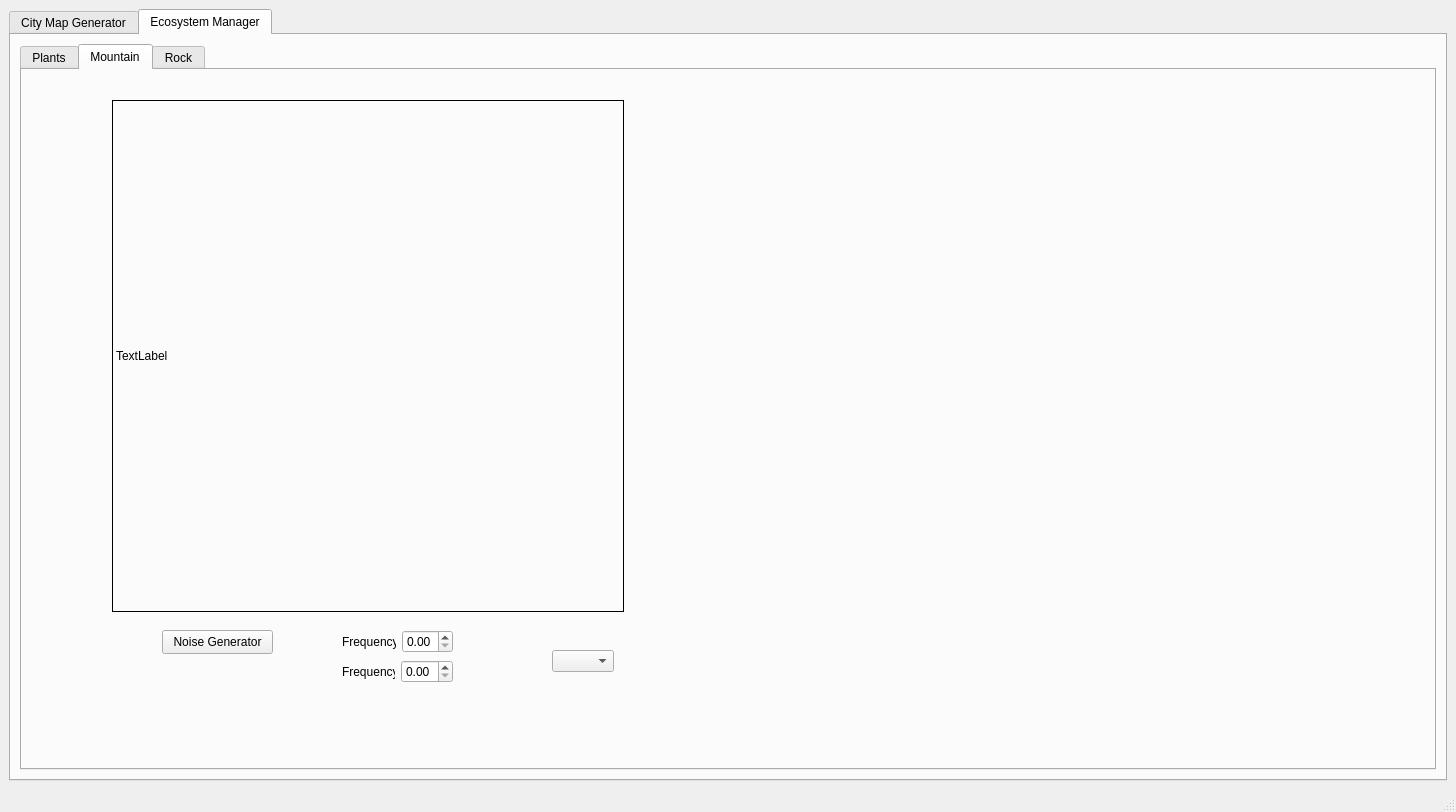
First picture: the form in mainwindow.ui, repository CMLDMR/romCityCreator, before the edit.
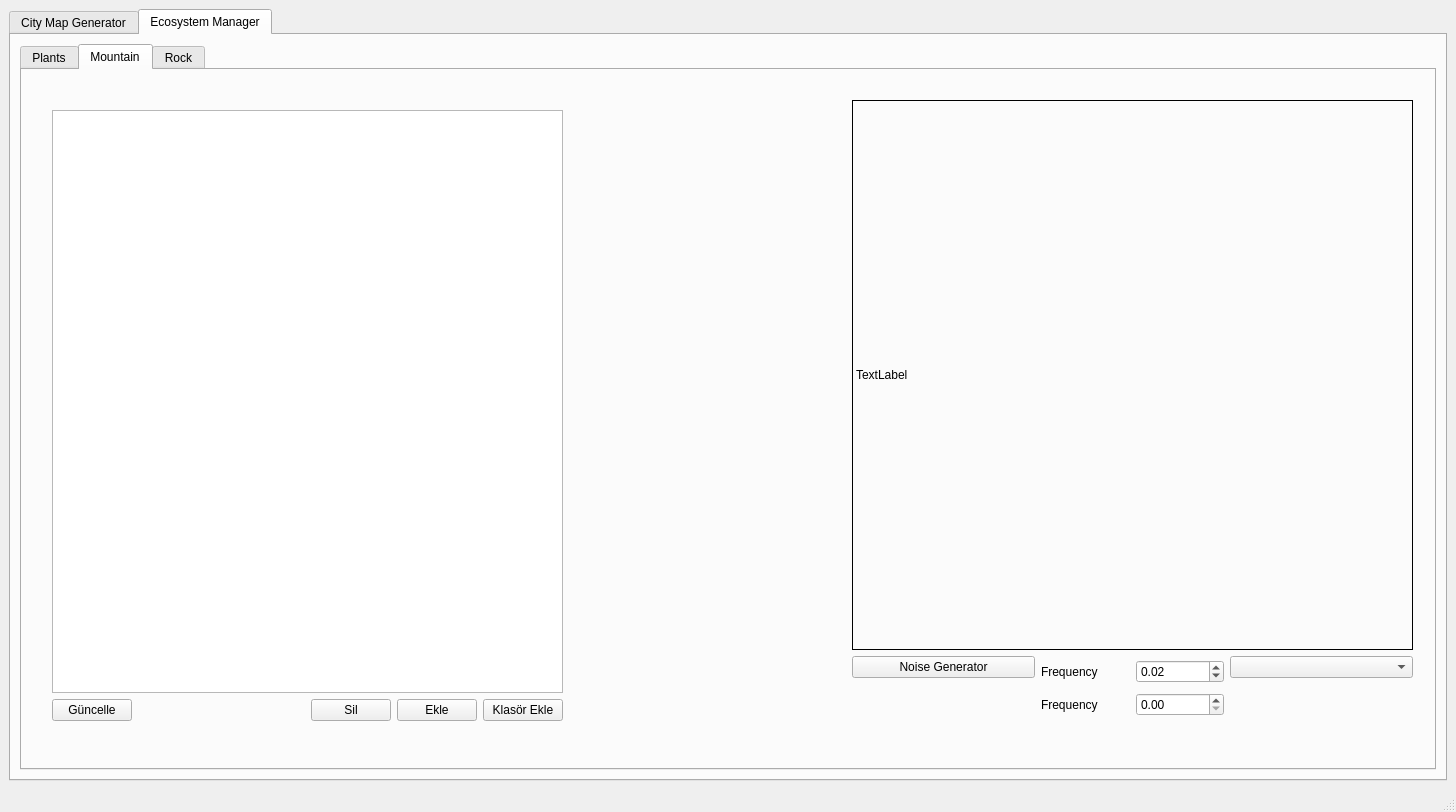
Second picture: the form after the edit.

Commit message: Mountain Manager Created

```diff
--- a/mainwindow.ui
+++ b/mainwindow.ui
@@ -312,93 +312,206 @@
            <attribute name="title">
             <string>Mountain</string>
            </attribute>
-           <widget class="QLabel" name="label">
+           <widget class="QWidget" name="layoutWidget">
             <property name="geometry">
              <rect>
-              <x>90</x>
+              <x>830</x>
               <y>30</y>
-              <width>512</width>
-              <height>512</height>
+              <width>561</width>
+              <height>621</height>
              </rect>
             </property>
-            <property name="frameShape">
-             <enum>QFrame::Box</enum>
-            </property>
-            <property name="text">
-             <string>TextLabel</string>
-            </property>
-           </widget>
-           <widget class="QComboBox" name="comboBox">
-            <property name="geometry">
-             <rect>
-              <x>530</x>
-              <y>580</y>
-              <width>62</width>
-              <height>22</height>
-             </rect>
-            </property>
-           </widget>
-           <widget class="QPushButton" name="pushButton_2">
-            <property name="geometry">
-             <rect>
-              <x>140</x>
-              <y>560</y>
-              <width>111</width>
-              <height>24</height>
-             </rect>
-            </property>
-            <property name="text">
-             <string>Noise Generator</string>
-            </property>
-           </widget>
-           <widget class="QWidget" name="layoutWidget">
-            <property name="geometry">
-             <rect>
-              <x>320</x>
-              <y>590</y>
-              <width>111</width>
-              <height>24</height>
-             </rect>
-            </property>
-            <layout class="QHBoxLayout" name="horizontalLayout_8">
+            <layout class="QVBoxLayout" name="verticalLayout_10">
              <item>
-              <widget class="QLabel" name="label_3">
+              <widget class="QLabel" name="label">
+               <property name="minimumSize">
+                <size>
+                 <width>550</width>
+                 <height>550</height>
+                </size>
+               </property>
+               <property name="frameShape">
+                <enum>QFrame::Box</enum>
+               </property>
                <property name="text">
-                <string>Frequency</string>
+                <string>TextLabel</string>
                </property>
               </widget>
              </item>
              <item>
-              <widget class="QDoubleSpinBox" name="doubleSpinBox_2"/>
+              <layout class="QHBoxLayout" name="horizontalLayout_9">
+               <item>
+                <layout class="QVBoxLayout" name="verticalLayout_7">
+                 <item>
+                  <widget class="QPushButton" name="pushButton_2">
+                   <property name="text">
+                    <string>Noise Generator</string>
+                   </property>
+                  </widget>
+                 </item>
+                 <item>
+                  <spacer name="verticalSpacer_3">
+                   <property name="orientation">
+                    <enum>Qt::Vertical</enum>
+                   </property>
+                   <property name="sizeHint" stdset="0">
+                    <size>
+                     <width>20</width>
+                     <height>40</height>
+                    </size>
+                   </property>
+                  </spacer>
+                 </item>
+                </layout>
+               </item>
+               <item>
+                <layout class="QVBoxLayout" name="verticalLayout_8">
+                 <item>
+                  <layout class="QHBoxLayout" name="horizontalLayout_7">
+                   <item>
+                    <widget class="QLabel" name="label_2">
+                     <property name="text">
+                      <string>Frequency</string>
+                     </property>
+                    </widget>
+                   </item>
+                   <item>
+                    <widget class="QDoubleSpinBox" name="doubleSpinBox_frequency">
+                     <property name="minimum">
+                      <double>0.010000000000000</double>
+                     </property>
+                     <property name="maximum">
+                      <double>1.000000000000000</double>
+                     </property>
+                     <property name="singleStep">
+                      <double>0.010000000000000</double>
+                     </property>
+                     <property name="value">
+                      <double>0.020000000000000</double>
+                     </property>
+                    </widget>
+                   </item>
+                  </layout>
+                 </item>
+                 <item>
+                  <layout class="QHBoxLayout" name="horizontalLayout_8">
+                   <item>
+                    <widget class="QLabel" name="label_3">
+                     <property name="text">
+                      <string>Frequency</string>
+                     </property>
+                    </widget>
+                   </item>
+                   <item>
+                    <widget class="QDoubleSpinBox" name="doubleSpinBox_2"/>
+                   </item>
+                  </layout>
+                 </item>
+                </layout>
+               </item>
+               <item>
+                <layout class="QVBoxLayout" name="verticalLayout_9">
+                 <item>
+                  <widget class="QComboBox" name="comboBox"/>
+                 </item>
+                 <item>
+                  <spacer name="verticalSpacer_2">
+                   <property name="orientation">
+                    <enum>Qt::Vertical</enum>
+                   </property>
+                   <property name="sizeHint" stdset="0">
+                    <size>
+                     <width>20</width>
+                     <height>40</height>
+                    </size>
+                   </property>
+                  </spacer>
+                 </item>
+                </layout>
+               </item>
+              </layout>
              </item>
             </layout>
            </widget>
-           <widget class="QWidget" name="">
+           <widget class="QWidget" name="layoutWidget">
             <property name="geometry">
              <rect>
-              <x>320</x>
-              <y>560</y>
-              <width>111</width>
-              <height>24</height>
+              <x>30</x>
+              <y>40</y>
+              <width>511</width>
+              <height>611</height>
              </rect>
             </property>
-            <layout class="QHBoxLayout" name="horizontalLayout_7">
+            <layout class="QVBoxLayout" name="verticalLayout_11">
              <item>
-              <widget class="QLabel" name="label_2">
-               <property name="text">
-                <string>Frequency</string>
+              <widget class="QTableView" name="tableView_MountainModelView">
+               <property name="editTriggers">
+                <set>QAbstractItemView::NoEditTriggers</set>
+               </property>
+               <property name="alternatingRowColors">
+                <bool>true</bool>
+               </property>
+               <property name="selectionMode">
+                <enum>QAbstractItemView::SingleSelection</enum>
+               </property>
+               <property name="iconSize">
+                <size>
+                 <width>128</width>
+                 <height>72</height>
+                </size>
+               </property>
+               <property name="verticalScrollMode">
+                <enum>QAbstractItemView::ScrollPerPixel</enum>
+               </property>
+               <property name="horizontalScrollMode">
+                <enum>QAbstractItemView::ScrollPerPixel</enum>
                </property>
               </widget>
              </item>
              <item>
-              <widget class="QDoubleSpinBox" name="doubleSpinBox_frequency">
-               <property name="minimum">
-                <double>0.000000000000000</double>
-               </property>
-               <property name="maximum">
-                <double>1.000000000000000</double>
-               </property>
-              </widget>
+              <layout class="QHBoxLayout" name="horizontalLayout_10">
+               <item>
+                <widget class="QPushButton" name="pushButton_MountainModelUpdate">
+                 <property name="text">
+                  <string>Güncelle</string>
+                 </property>
+                </widget>
+               </item>
+               <item>
+                <spacer name="horizontalSpacer_3">
+                 <property name="orientation">
+                  <enum>Qt::Horizontal</enum>
+                 </property>
+                 <property name="sizeHint" stdset="0">
+                  <size>
+                   <width>40</width>
+                   <height>20</height>
+                  </size>
+                 </property>
+                </spacer>
+               </item>
+               <item>
+                <widget class="QPushButton" name="pushButton_MountainDel">
+                 <property name="text">
+                  <string>Sil</string>
+                 </property>
+                </widget>
+               </item>
+               <item>
+                <widget class="QPushButton" name="pushButton_MountainAdd">
+                 <property name="text">
+                  <string>Ekle</string>
+                 </property>
+                </widget>
+               </item>
+               <item>
+                <widget class="QPushButton" name="pushButton_MountainAdd_Folder">
+                 <property name="text">
+                  <string>Klasör Ekle</string>
+                 </property>
+                </widget>
+               </item>
+              </layout>
              </item>
             </layout>
            </widget>
```
The commit also changes 28 other files.
